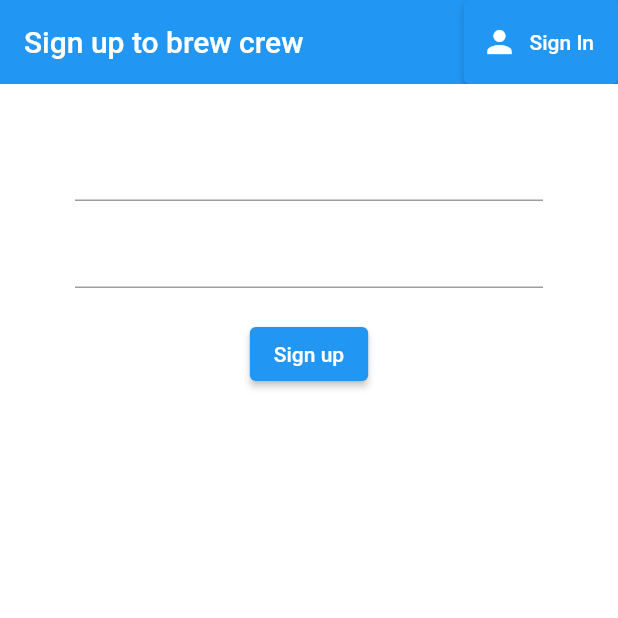
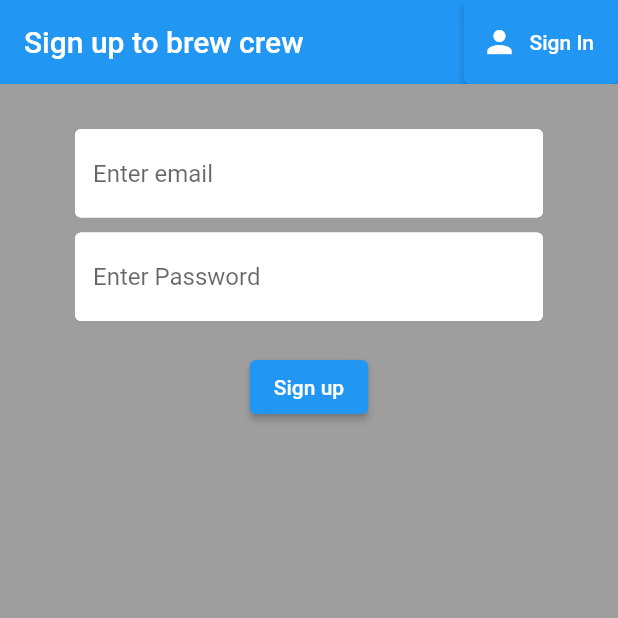
Before and after one commit to kashifmehmood9/brew_crew, a Flutter app: the screen it shows after launch, after a tap on "Sign in", after a tap on "Register", on a phone screen of 412 x 824 dp, the top half of it. Run offline on Flutter 3.47's test engine with Material 2 defaults, Android fonts, the phone set to English and light mode, and no system bars; our stand-ins replace firebase_auth, firebase_core; accounts and stored records are empty.

Commit message:
added constant styles

```diff
--- a/lib/Screens/Authenticate/register.dart
+++ b/lib/Screens/Authenticate/register.dart
@@ -1,6 +1,7 @@
 import 'package:brew_crew/Models/User.dart';
 import 'package:flutter/material.dart';
 import 'package:brew_crew/Services/AuthService.dart';
+import 'package:brew_crew/Shared/Constants.dart';
 
 class Register extends StatefulWidget {
   final Function toggleView;
@@ -22,7 +23,7 @@ class _RegisterState extends State<Register> {
   @override
   Widget build(BuildContext context) {
     return Scaffold(
-      backgroundColor: Colors.white,
+      backgroundColor: Colors.grey,
       appBar: AppBar(
         actions: [
           ElevatedButton.icon(
@@ -47,6 +48,8 @@ class _RegisterState extends State<Register> {
                     height: 10,
                   ),
                   TextFormField(
+                    decoration:
+                        textInputDecoration.copyWith(hintText: 'Enter email'),
                     validator: (value) {
                       return (value?.isEmpty ?? false)
                           ? "enter correct email"
@@ -60,6 +63,8 @@ class _RegisterState extends State<Register> {
                     height: 10,
                   ),
                   TextFormField(
+                    decoration: textInputDecoration.copyWith(
+                        hintText: 'Enter Password'),
                     obscureText: true,
                     validator: (value) {
                       return (value?.length ?? 0) < 6
--- a/lib/Screens/Authenticate/sign_in.dart
+++ b/lib/Screens/Authenticate/sign_in.dart
@@ -1,6 +1,7 @@
 import 'package:brew_crew/Models/User.dart';
 import 'package:brew_crew/Services/AuthService.dart';
 import 'package:flutter/material.dart';
+import 'package:brew_crew/Shared/Constants.dart';
 
 class SignIn extends StatefulWidget {
   Function? toggleView;
@@ -22,7 +23,7 @@ class _SignInState extends State<SignIn> {
     String _error = "";
 
     return Scaffold(
-      backgroundColor: Colors.white,
+      backgroundColor: Colors.grey,
       appBar: AppBar(
         title: const Text("Sign in to brew crew"),
         elevation: 0.0,
@@ -47,6 +48,8 @@ class _SignInState extends State<SignIn> {
                     height: 10,
                   ),
                   TextFormField(
+                    decoration:
+                        textInputDecoration.copyWith(hintText: 'enter email'),
                     validator: (value) {
                       return (value?.isEmpty ?? false)
                           ? "enter correct email"
@@ -60,6 +63,8 @@ class _SignInState extends State<SignIn> {
                     height: 10,
                   ),
                   TextFormField(
+                    decoration: textInputDecoration.copyWith(
+                        hintText: 'Enter Password'),
                     obscureText: true,
                     validator: (value) {
                       return (value?.length ?? 0) < 6
--- /dev/null
+++ b/lib/Shared/Constants.dart
@@ -0,0 +1,10 @@
+import 'package:flutter/material.dart';
+
+const textInputDecoration = InputDecoration(
+    hintText: 'Enter email',
+    fillColor: Colors.white,
+    filled: true,
+    enabledBorder: OutlineInputBorder(
+        borderSide: BorderSide(color: Colors.white, width: 2.0)),
+    focusedBorder: OutlineInputBorder(
+        borderSide: BorderSide(color: Colors.blue, width: 2.0)));
```
